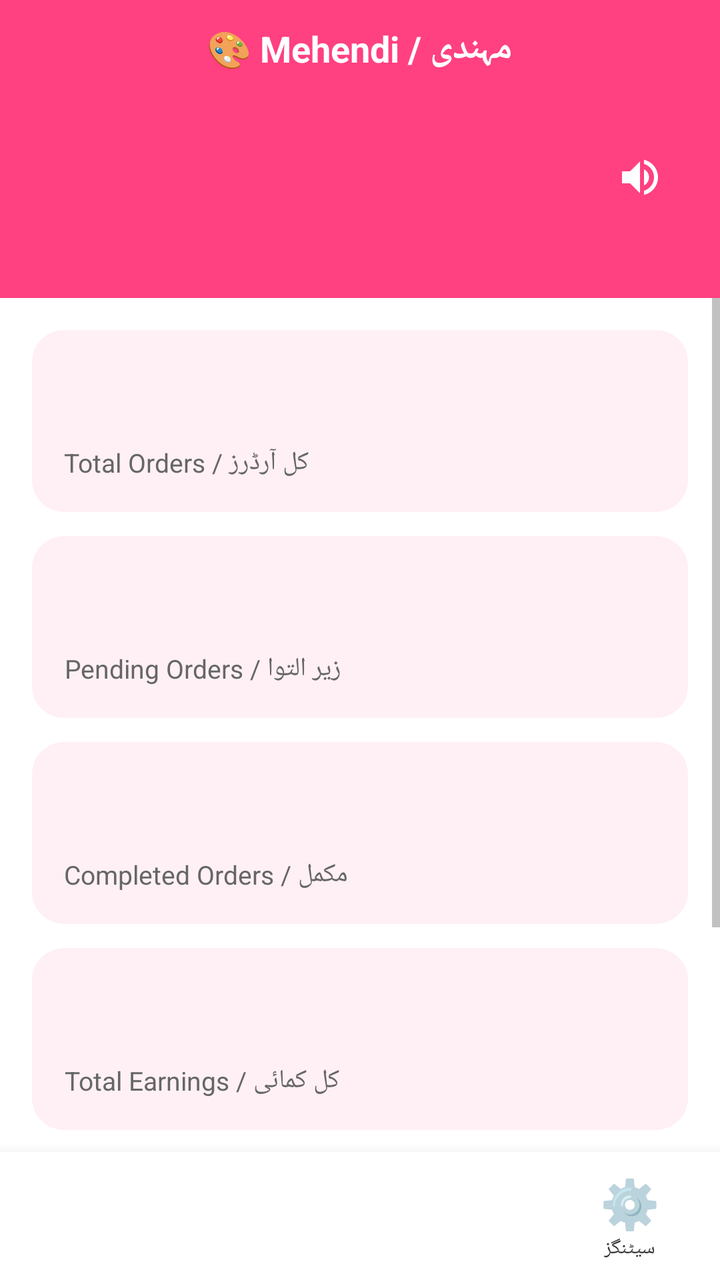
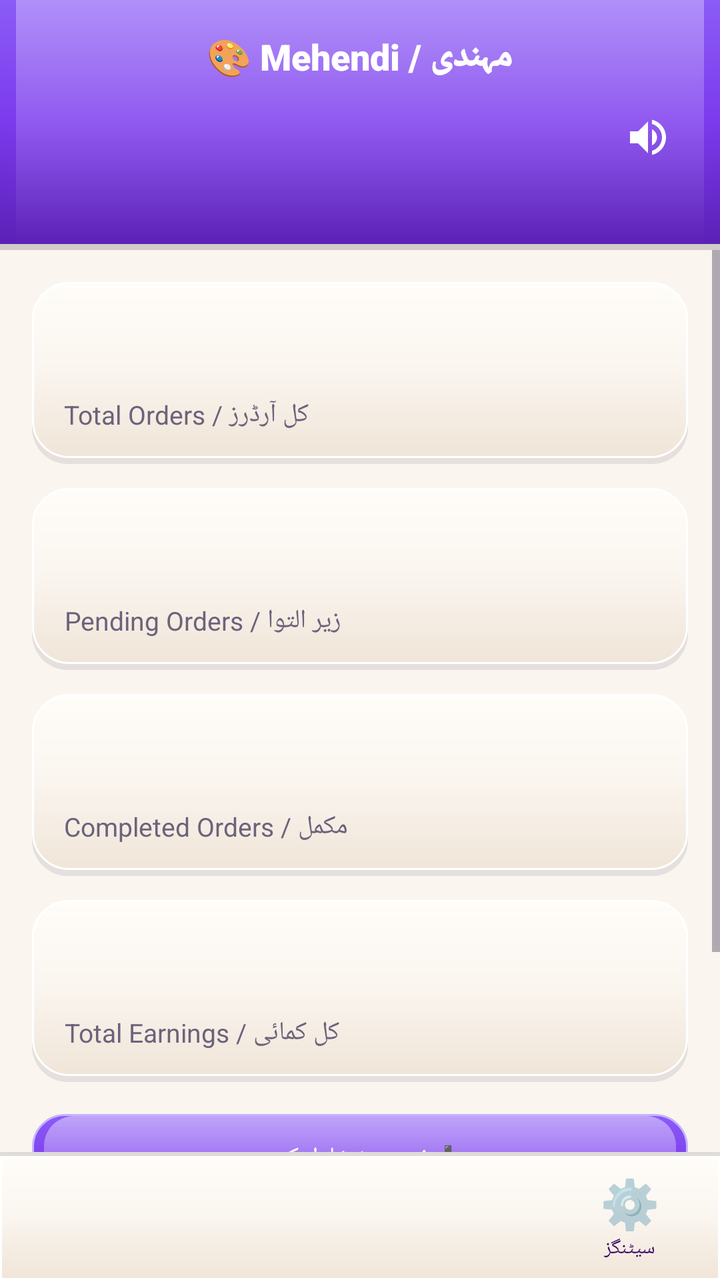

The first picture is an Android layout as it rendered before a commit; the second is the same layout after the commit. The layout source and the unified diff follow.
<!-- AndroidManifest.xml: application theme Theme.SheEmpower -->
<!-- res/layout/activity_seller_dashboard.xml -->
<?xml version="1.0" encoding="utf-8"?>
<LinearLayout xmlns:android="http://schemas.android.com/apk/res/android"
    android:layout_width="match_parent" android:layout_height="match_parent"
    android:background="?android:attr/windowBackground"
    android:orientation="vertical">

    <LinearLayout
        android:layout_width="match_parent" android:layout_height="0dp" android:layout_weight="1"
        android:orientation="vertical">

        
        <LinearLayout
            android:layout_width="match_parent" android:layout_height="wrap_content"
            android:background="#FF4081" android:padding="12dp" android:orientation="vertical"
            android:gravity="center">
            <TextView android:id="@+id/tvCategory"
                android:layout_width="wrap_content" android:layout_height="wrap_content"
                android:textColor="#FFFFFF" android:textSize="18sp" android:textStyle="bold"
                android:text="🎨 Mehendi / مہندی" />
        </LinearLayout>

        
        <LinearLayout
            android:layout_width="match_parent" android:layout_height="wrap_content"
            android:background="#FF4081" android:padding="20dp" android:orientation="vertical">
            <RelativeLayout
                android:layout_width="match_parent"
                android:layout_height="wrap_content">
                <TextView android:id="@+id/tvWelcome"
                    android:layout_width="wrap_content" android:layout_height="wrap_content"
                    android:textColor="#FFFFFF" android:textSize="18sp" android:textStyle="bold" />
                <ImageButton
                    android:id="@+id/btnSpeaker"
                    android:layout_width="40dp"
                    android:layout_height="40dp"
                    android:layout_alignParentEnd="true"
                    android:layout_centerVertical="true"
                    android:background="?attr/selectableItemBackgroundBorderless"
                    android:src="@drawable/ic_speaker"
                    android:contentDescription="Speaker" />
            </RelativeLayout>
            <TextView android:id="@+id/tvStatus"
                android:layout_width="wrap_content" android:layout_height="wrap_content"
                android:textColor="#FFE0EC" android:textSize="12sp" android:layout_marginTop="4dp" />
        </LinearLayout>

        
        <ScrollView
            android:layout_width="match_parent"
            android:layout_height="0dp"
            android:layout_weight="1">

            <LinearLayout
                android:layout_width="match_parent"
                android:layout_height="wrap_content"
                android:orientation="vertical"
                android:padding="16dp">

                
                <LinearLayout
                    android:layout_width="match_parent"
                    android:layout_height="wrap_content"
                    android:orientation="vertical"
                    android:background="@drawable/bg_rounded_pink_light"
                    android:padding="16dp"
                    android:layout_marginBottom="12dp">
                    <TextView android:id="@+id/tvTotalOrders"
                        android:layout_width="wrap_content" android:layout_height="wrap_content"
                        android:textSize="28sp" android:textStyle="bold" android:textColor="#FF4081" />
                    <TextView android:layout_width="wrap_content" android:layout_height="wrap_content"
                        android:text="کل آرڈرز / Total Orders" android:textSize="13sp" android:textColor="#666666" android:layout_marginTop="4dp" />
                </LinearLayout>

                <LinearLayout
                    android:layout_width="match_parent" android:layout_height="wrap_content"
                    android:orientation="vertical" android:background="@drawable/bg_rounded_pink_light"
                    android:padding="16dp" android:layout_marginBottom="12dp">
                    <TextView android:id="@+id/tvPendingOrders"
                        android:layout_width="wrap_content" android:layout_height="wrap_content"
                        android:textSize="28sp" android:textStyle="bold" android:textColor="#FFA000" />
                    <TextView android:layout_width="wrap_content" android:layout_height="wrap_content"
                        android:text="زیر التوا / Pending Orders" android:textSize="13sp" android:textColor="#666666" android:layout_marginTop="4dp" />
                </LinearLayout>

                <LinearLayout
                    android:layout_width="match_parent" android:layout_height="wrap_content"
                    android:orientation="vertical" android:background="@drawable/bg_rounded_pink_light"
                    android:padding="16dp" android:layout_marginBottom="12dp">
                    <TextView android:id="@+id/tvCompletedOrders"
                        android:layout_width="wrap_content" android:layout_height="wrap_content"
                        android:textSize="28sp" android:textStyle="bold" android:textColor="#4CAF50" />
                    <TextView android:layout_width="wrap_content" android:layout_height="wrap_content"
                        android:text="مکمل / Completed Orders" android:textSize="13sp" android:textColor="#666666" android:layout_marginTop="4dp" />
                </LinearLayout>

                <LinearLayout
                    android:layout_width="match_parent" android:layout_height="wrap_content"
                    android:orientation="vertical" android:background="@drawable/bg_rounded_pink_light"
                    android:padding="16dp" android:layout_marginBottom="16dp">
                    <TextView android:id="@+id/tvEarnings"
                        android:layout_width="wrap_content" android:layout_height="wrap_content"
                        android:textSize="28sp" android:textStyle="bold" android:textColor="#8B2942" />
                    <TextView android:layout_width="wrap_content" android:layout_height="wrap_content"
                        android:text="کل کمائی / Total Earnings" android:textSize="13sp" android:textColor="#666666" android:layout_marginTop="4dp" />
                </LinearLayout>

                
                <Button
                    android:id="@+id/btnAddProduct"
                    android:layout_width="match_parent"
                    android:layout_height="58dp"
                    android:layout_marginBottom="20dp"
                    android:backgroundTint="#FF4081"
                    android:gravity="center"
                    android:lines="2"
                    android:singleLine="false"
                    android:text="➕ نئی چیز شامل کریں\nADD PRODUCT"
                    android:textColor="#FFFFFF"
                    android:textSize="12sp"
                    android:textStyle="bold" />

                
                <TextView
                    android:layout_width="wrap_content" android:layout_height="wrap_content"
                    android:text="🛍️ آپ کی اشیاء / My Products"
                    android:textSize="17sp" android:textStyle="bold" android:textColor="#FF4081"
                    android:layout_marginBottom="10dp" />

                <TextView android:id="@+id/tvNoProducts"
                    android:layout_width="match_parent" android:layout_height="wrap_content"
                    android:text="ابھی تک کوئی چیز شامل نہیں کی / No products added yet"
                    android:gravity="center" android:textColor="#888888" android:padding="20dp"
                    android:visibility="gone" />

                <androidx.recyclerview.widget.RecyclerView android:id="@+id/rvMyProducts"
                    android:layout_width="match_parent" android:layout_height="wrap_content"
                    android:nestedScrollingEnabled="false" android:layout_marginBottom="20dp" />

            </LinearLayout>

        </ScrollView>

    </LinearLayout>

    <include
        layout="@layout/bottom_nav_bar"
        android:id="@+id/bottomNav"
        android:layout_width="match_parent"
        android:layout_height="64dp" />

</LinearLayout>
<!-- res/layout/bottom_nav_bar.xml (included above) -->
<?xml version="1.0" encoding="utf-8"?>
<LinearLayout
    xmlns:android="http://schemas.android.com/apk/res/android"
    android:id="@+id/bottomNav"
    android:layout_width="match_parent"
    android:layout_height="64dp"
    android:orientation="horizontal"
    android:background="?android:attr/windowBackground"
    android:elevation="12dp">

    
    <LinearLayout
        android:id="@+id/navItem1"
        android:layout_width="0dp"
        android:layout_height="match_parent"
        android:layout_weight="1"
        android:orientation="vertical"
        android:gravity="center"
        android:clickable="true"
        android:focusable="true">

        <TextView
            android:id="@+id/navIcon1"
            android:layout_width="wrap_content"
            android:layout_height="wrap_content"
            android:textSize="20sp"/>

        <TextView
            android:id="@+id/navLabel1"
            android:layout_width="wrap_content"
            android:layout_height="wrap_content"
            android:textSize="10sp"
            android:textColor="@color/screen_text"/>

    </LinearLayout>

    
    <LinearLayout
        android:id="@+id/navItem2"
        android:layout_width="0dp"
        android:layout_height="match_parent"
        android:layout_weight="1"
        android:orientation="vertical"
        android:gravity="center"
        android:clickable="true"
        android:focusable="true">

        <TextView
            android:id="@+id/navIcon2"
            android:layout_width="wrap_content"
            android:layout_height="wrap_content"
            android:textSize="20sp"/>

        <TextView
            android:id="@+id/navLabel2"
            android:layout_width="wrap_content"
            android:layout_height="wrap_content"
            android:textSize="10sp"
            android:textColor="@color/screen_text"/>

    </LinearLayout>

    
    <LinearLayout
        android:id="@+id/navItem3"
        android:layout_width="0dp"
        android:layout_height="match_parent"
        android:layout_weight="1"
        android:orientation="vertical"
        android:gravity="center"
        android:clickable="true"
        android:focusable="true">

        <TextView
            android:id="@+id/navIcon3"
            android:layout_width="wrap_content"
            android:layout_height="wrap_content"
            android:textSize="20sp"/>

        <TextView
            android:id="@+id/navLabel3"
            android:layout_width="wrap_content"
            android:layout_height="wrap_content"
            android:textSize="10sp"
            android:textColor="@color/screen_text"/>

    </LinearLayout>

    
    <LinearLayout
        android:id="@+id/navItem4"
        android:layout_width="0dp"
        android:layout_height="match_parent"
        android:layout_weight="1"
        android:orientation="vertical"
        android:gravity="center"
        android:clickable="true"
        android:focusable="true">

        <TextView
            android:id="@+id/navIcon4"
            android:layout_width="wrap_content"
            android:layout_height="wrap_content"
            android:text="⚙️"
            android:textSize="24sp"/>

        <TextView
            android:id="@+id/navLabel4"
            android:layout_width="wrap_content"
            android:layout_height="wrap_content"
            android:text="سیٹنگز"
            android:textSize="10sp"
            android:textColor="@color/screen_text"/>

    </LinearLayout>

</LinearLayout>
<!-- resources referenced by this layout -->
<resources>
  <color name="screen_text">#333333</color>
  <!-- drawable bg_rounded_pink_light (drawable) -->
  <?xml version="1.0" encoding="utf-8"?>
  <shape xmlns:android="http://schemas.android.com/apk/res/android">
      <solid android:color="#FFF0F5" />
      <corners android:radius="16dp" />
  </shape>
  <style name="Theme.SheEmpower" parent="Theme.AppCompat.Light.NoActionBar">
          <item name="colorPrimary">#FF4081</item>
          <item name="colorPrimaryDark">#C2185B</item>
          <item name="colorAccent">#FF4081</item>
          <item name="android:windowBackground">@color/bg_light</item>
          <item name="android:colorBackground">@color/white</item>
          <item name="android:textColorPrimary">@color/text_light</item>
          <item name="android:textColorSecondary">@color/text_gray</item>
      </style>
  <color name="bg_light">#FFFFFF</color>
  <color name="white">#FFFFFF</color>
  <color name="text_light">#333333</color>
  <color name="text_gray">#888888</color>
  <!-- unchanged entries left out for length: 1 -->
</resources>

<!-- the commit's change to res/layout/activity_seller_dashboard.xml (unified diff, before → after) -->
@@ -1,34 +1,47 @@
 <?xml version="1.0" encoding="utf-8"?>
 <LinearLayout xmlns:android="http://schemas.android.com/apk/res/android"
-    android:layout_width="match_parent" android:layout_height="match_parent"
-    android:background="?android:attr/windowBackground"
+    android:layout_width="match_parent"
+    android:layout_height="match_parent"
+    android:background="@color/bg_cream"
     android:orientation="vertical">
 
     <LinearLayout
-        android:layout_width="match_parent" android:layout_height="0dp" android:layout_weight="1"
+        android:layout_width="match_parent"
+        android:layout_height="0dp"
+        android:layout_weight="1"
         android:orientation="vertical">
 
         
         <LinearLayout
-            android:layout_width="match_parent" android:layout_height="wrap_content"
-            android:background="#FF4081" android:padding="12dp" android:orientation="vertical"
-            android:gravity="center">
-            <TextView android:id="@+id/tvCategory"
-                android:layout_width="wrap_content" android:layout_height="wrap_content"
-                android:textColor="#FFFFFF" android:textSize="18sp" android:textStyle="bold"
+            android:layout_width="match_parent"
+            android:layout_height="wrap_content"
+            android:background="@drawable/bg_skeu_header"
+            android:padding="16dp"
+            android:orientation="vertical">
+
+            <TextView
+                android:id="@+id/tvCategory"
+                android:layout_width="wrap_content"
+                android:layout_height="wrap_content"
+                android:layout_gravity="center"
+                android:textColor="#FFFFFF"
+                android:textSize="18sp"
+                android:fontFamily="sans-serif-black"
                 android:text="🎨 Mehendi / مہندی" />
-        </LinearLayout>
-
-        
-        <LinearLayout
-            android:layout_width="match_parent" android:layout_height="wrap_content"
-            android:background="#FF4081" android:padding="20dp" android:orientation="vertical">
+
             <RelativeLayout
                 android:layout_width="match_parent"
-                android:layout_height="wrap_content">
-                <TextView android:id="@+id/tvWelcome"
-                    android:layout_width="wrap_content" android:layout_height="wrap_content"
-                    android:textColor="#FFFFFF" android:textSize="18sp" android:textStyle="bold" />
+                android:layout_height="wrap_content"
+                android:layout_marginTop="8dp">
+
+                <TextView
+                    android:id="@+id/tvWelcome"
+                    android:layout_width="wrap_content"
+                    android:layout_height="wrap_content"
+                    android:textColor="#FFFFFF"
+                    android:textSize="18sp"
+                    android:fontFamily="sans-serif-bold" />
+
                 <ImageButton
                     android:id="@+id/btnSpeaker"
                     android:layout_width="40dp"
@@ -39,9 +52,15 @@
                     android:src="@drawable/ic_speaker"
                     android:contentDescription="Speaker" />
             </RelativeLayout>
-            <TextView android:id="@+id/tvStatus"
-                android:layout_width="wrap_content" android:layout_height="wrap_content"
-                android:textColor="#FFE0EC" android:textSize="12sp" android:layout_marginTop="4dp" />
+
+            <TextView
+                android:id="@+id/tvStatus"
+                android:layout_width="wrap_content"
+                android:layout_height="wrap_content"
+                android:textColor="@color/lavender_soft"
+                android:textSize="12sp"
+                android:fontFamily="sans-serif-medium"
+                android:layout_marginTop="4dp" />
         </LinearLayout>
 
         
@@ -61,47 +80,100 @@
                     android:layout_width="match_parent"
                     android:layout_height="wrap_content"
                     android:orientation="vertical"
-                    android:background="@drawable/bg_rounded_pink_light"
+                    android:background="@drawable/bg_skeu_card"
                     android:padding="16dp"
                     android:layout_marginBottom="12dp">
-                    <TextView android:id="@+id/tvTotalOrders"
-                        android:layout_width="wrap_content" android:layout_height="wrap_content"
-                        android:textSize="28sp" android:textStyle="bold" android:textColor="#FF4081" />
-                    <TextView android:layout_width="wrap_content" android:layout_height="wrap_content"
-                        android:text="کل آرڈرز / Total Orders" android:textSize="13sp" android:textColor="#666666" android:layout_marginTop="4dp" />
+
+                    <TextView
+                        android:id="@+id/tvTotalOrders"
+                        android:layout_width="wrap_content"
+                        android:layout_height="wrap_content"
+                        android:textSize="28sp"
+                        android:fontFamily="sans-serif-black"
+                        android:textColor="@color/lavender_primary" />
+
+                    <TextView
+                        android:layout_width="wrap_content"
+                        android:layout_height="wrap_content"
+                        android:text="کل آرڈرز / Total Orders"
+                        android:textSize="13sp"
+                        android:textColor="@color/text_gray"
+                        android:layout_marginTop="4dp" />
                 </LinearLayout>
 
                 <LinearLayout
-                    android:layout_width="match_parent" android:layout_height="wrap_content"
-                    android:orientation="vertical" android:background="@drawable/bg_rounded_pink_light"
-                    android:padding="16dp" android:layout_marginBottom="12dp">
-                    <TextView android:id="@+id/tvPendingOrders"
-                        android:layout_width="wrap_content" android:layout_height="wrap_content"
-                        android:textSize="28sp" android:textStyle="bold" android:textColor="#FFA000" />
-                    <TextView android:layout_width="wrap_content" android:layout_height="wrap_content"
-                        android:text="زیر التوا / Pending Orders" android:textSize="13sp" android:textColor="#666666" android:layout_marginTop="4dp" />
+                    android:layout_width="match_parent"
+                    android:layout_height="wrap_content"
+                    android:orientation="vertical"
+                    android:background="@drawable/bg_skeu_card"
+                    android:padding="16dp"
+                    android:layout_marginBottom="12dp">
+
+                    <TextView
+                        android:id="@+id/tvPendingOrders"
+                        android:layout_width="wrap_content"
+                        android:layout_height="wrap_content"
+                        android:textSize="28sp"
+                        android:fontFamily="sans-serif-black"
+                        android:textColor="@color/warning_amber" />
+
+                    <TextView
+                        android:layout_width="wrap_content"
+                        android:layout_height="wrap_content"
+                        android:text="زیر التوا / Pending Orders"
+                        android:textSize="13sp"
+                        android:textColor="@color/text_gray"
+                        android:layout_marginTop="4dp" />
                 </LinearLayout>
 
                 <LinearLayout
-                    android:layout_width="match_parent" android:layout_height="wrap_content"
-                    android:orientation="vertical" android:background="@drawable/bg_rounded_pink_light"
-                    android:padding="16dp" android:layout_marginBottom="12dp">
-                    <TextView android:id="@+id/tvCompletedOrders"
-                        android:layout_width="wrap_content" android:layout_height="wrap_content"
-                        android:textSize="28sp" android:textStyle="bold" android:textColor="#4CAF50" />
-                    <TextView android:layout_width="wrap_content" android:layout_height="wrap_content"
-                        android:text="مکمل / Completed Orders" android:textSize="13sp" android:textColor="#666666" android:layout_marginTop="4dp" />
+                    android:layout_width="match_parent"
+                    android:layout_height="wrap_content"
+                    android:orientation="vertical"
+                    android:background="@drawable/bg_skeu_card"
+                    android:padding="16dp"
+                    android:layout_marginBottom="12dp">
+
+                    <TextView
+                        android:id="@+id/tvCompletedOrders"
+                        android:layout_width="wrap_content"
+                        android:layout_height="wrap_content"
+                        android:textSize="28sp"
+                        android:fontFamily="sans-serif-black"
+                        android:textColor="@color/success_green" />
+
+                    <TextView
+                        android:layout_width="wrap_content"
+                        android:layout_height="wrap_content"
+                        android:text="مکمل / Completed Orders"
+                        android:textSize="13sp"
+                        android:textColor="@color/text_gray"
+                        android:layout_marginTop="4dp" />
                 </LinearLayout>
 
                 <LinearLayout
-                    android:layout_width="match_parent" android:layout_height="wrap_content"
-                    android:orientation="vertical" android:background="@drawable/bg_rounded_pink_light"
-                    android:padding="16dp" android:layout_marginBottom="16dp">
-                    <TextView android:id="@+id/tvEarnings"
-                        android:layout_width="wrap_content" android:layout_height="wrap_content"
-                        android:textSize="28sp" android:textStyle="bold" android:textColor="#8B2942" />
-                    <TextView android:layout_width="wrap_content" android:layout_height="wrap_content"
-                        android:text="کل کمائی / Total Earnings" android:textSize="13sp" android:textColor="#666666" android:layout_marginTop="4dp" />
+                    android:layout_width="match_parent"
+                    android:layout_height="wrap_content"
+                    android:orientation="vertical"
+                    android:background="@drawable/bg_skeu_card"
+                    android:padding="16dp"
+                    android:layout_marginBottom="16dp">
+
+                    <TextView
+                        android:id="@+id/tvEarnings"
+                        android:layout_width="wrap_content"
+                        android:layout_height="wrap_content"
+                        android:textSize="28sp"
+                        android:fontFamily="sans-serif-black"
+                        android:textColor="@color/lavender_text" />
+
+                    <TextView
+                        android:layout_width="wrap_content"
+                        android:layout_height="wrap_content"
+                        android:text="کل کمائی / Total Earnings"
+                        android:textSize="13sp"
+                        android:textColor="@color/text_gray"
+                        android:layout_marginTop="4dp" />
                 </LinearLayout>
 
                 
@@ -110,31 +182,41 @@
                     android:layout_width="match_parent"
                     android:layout_height="58dp"
                     android:layout_marginBottom="20dp"
-                    android:backgroundTint="#FF4081"
+                    android:background="@drawable/bg_skeu_button_primary"
                     android:gravity="center"
                     android:lines="2"
                     android:singleLine="false"
                     android:text="➕ نئی چیز شامل کریں\nADD PRODUCT"
                     android:textColor="#FFFFFF"
                     android:textSize="12sp"
-                    android:textStyle="bold" />
+                    android:fontFamily="sans-serif-bold" />
 
                 
                 <TextView
-                    android:layout_width="wrap_content" android:layout_height="wrap_content"
+                    android:layout_width="wrap_content"
+                    android:layout_height="wrap_content"
                     android:text="🛍️ آپ کی اشیاء / My Products"
-                    android:textSize="17sp" android:textStyle="bold" android:textColor="#FF4081"
+                    android:textSize="17sp"
+                    android:fontFamily="sans-serif-black"
+                    android:textColor="@color/lavender_text"
                     android:layout_marginBottom="10dp" />
 
-                <TextView android:id="@+id/tvNoProducts"
-                    android:layout_width="match_parent" android:layout_height="wrap_content"
+                <TextView
+                    android:id="@+id/tvNoProducts"
+                    android:layout_width="match_parent"
+                    android:layout_height="wrap_content"
                     android:text="ابھی تک کوئی چیز شامل نہیں کی / No products added yet"
-                    android:gravity="center" android:textColor="#888888" android:padding="20dp"
+                    android:gravity="center"
+                    android:textColor="@color/text_gray"
+                    android:padding="20dp"
                     android:visibility="gone" />
 
-                <androidx.recyclerview.widget.RecyclerView android:id="@+id/rvMyProducts"
-                    android:layout_width="match_parent" android:layout_height="wrap_content"
-                    android:nestedScrollingEnabled="false" android:layout_marginBottom="20dp" />
+                <androidx.recyclerview.widget.RecyclerView
+                    android:id="@+id/rvMyProducts"
+                    android:layout_width="match_parent"
+                    android:layout_height="wrap_content"
+                    android:nestedScrollingEnabled="false"
+                    android:layout_marginBottom="20dp" />
 
             </LinearLayout>
 
@@ -157,7 +239,7 @@
     android:layout_width="match_parent"
     android:layout_height="64dp"
     android:orientation="horizontal"
-    android:background="?android:attr/windowBackground"
+    android:background="@drawable/bg_skeu_nav"
     android:elevation="12dp">
 
     
@@ -182,7 +264,7 @@
             android:layout_width="wrap_content"
             android:layout_height="wrap_content"
             android:textSize="10sp"
-            android:textColor="@color/screen_text"/>
+            android:textColor="@color/lavender_text"/>
 
     </LinearLayout>
 
@@ -208,7 +290,7 @@
             android:layout_width="wrap_content"
             android:layout_height="wrap_content"
             android:textSize="10sp"
-            android:textColor="@color/screen_text"/>
+            android:textColor="@color/lavender_text"/>
 
     </LinearLayout>
 
@@ -234,7 +316,7 @@
             android:layout_width="wrap_content"
             android:layout_height="wrap_content"
             android:textSize="10sp"
-            android:textColor="@color/screen_text"/>
+            android:textColor="@color/lavender_text"/>
 
     </LinearLayout>
 
@@ -262,7 +344,7 @@
             android:layout_height="wrap_content"
             android:text="سیٹنگز"
             android:textSize="10sp"
-            android:textColor="@color/screen_text"/>
+            android:textColor="@color/lavender_text"/>
 
     </LinearLayout>
 
<!-- resource entries referenced after the edit -->
@@ -1,25 +1,132 @@
 <!-- resources referenced by this layout -->
 <resources>
-  <color name="screen_text">#333333</color>
-  <!-- drawable bg_rounded_pink_light (drawable) -->
-  <?xml version="1.0" encoding="utf-8"?>
-  <shape xmlns:android="http://schemas.android.com/apk/res/android">
-      <solid android:color="#FFF0F5" />
-      <corners android:radius="16dp" />
-  </shape>
+  <color name="bg_cream">#FAF5EF</color>
+  <color name="lavender_primary">#7C3AED</color>
+  <color name="lavender_soft">#EDE9FE</color>
+  <color name="lavender_text">#3B0764</color>
+  <color name="success_green">#10B981</color>
   <style name="Theme.SheEmpower" parent="Theme.AppCompat.Light.NoActionBar">
-          <item name="colorPrimary">#FF4081</item>
-          <item name="colorPrimaryDark">#C2185B</item>
-          <item name="colorAccent">#FF4081</item>
-          <item name="android:windowBackground">@color/bg_light</item>
-          <item name="android:colorBackground">@color/white</item>
-          <item name="android:textColorPrimary">@color/text_light</item>
+          <item name="colorPrimary">@color/lavender_primary</item>
+          <item name="colorPrimaryDark">@color/lavender_dark</item>
+          <item name="colorAccent">@color/lavender_primary</item>
+          <item name="android:windowBackground">@color/bg_cream</item>
+          <item name="android:colorBackground">@color/bg_cream</item>
+          <item name="android:textColorPrimary">@color/text_dark</item>
           <item name="android:textColorSecondary">@color/text_gray</item>
       </style>
-  <color name="bg_light">#FFFFFF</color>
-  <color name="white">#FFFFFF</color>
-  <color name="text_light">#333333</color>
-  <color name="text_gray">#888888</color>
+  <color name="lavender_dark">#5B21B6</color>
+  <color name="text_dark">#2D253B</color>
+  <color name="text_gray">#6B637B</color>
+  <color name="warning_amber">#F59E0B</color>
+  <!-- drawable bg_skeu_button_primary (drawable) -->
+  <?xml version="1.0" encoding="utf-8"?>
+  <layer-list xmlns:android="http://schemas.android.com/apk/res/android">
+      
+      <item android:top="3dp">
+          <shape android:shape="rectangle">
+              <solid android:color="#403B0764" />
+              <corners android:radius="16dp" />
+          </shape>
+      </item>
+      
+      <item android:bottom="3dp">
+          <shape android:shape="rectangle">
+              <gradient
+                  android:startColor="#8B5CF6"
+                  android:centerColor="@color/lavender_primary"
+                  android:endColor="@color/lavender_dark"
+                  android:angle="270" />
+              <stroke android:width="1dp" android:color="#C4B5FD" />
+              <corners android:radius="16dp" />
+          </shape>
+      </item>
+      
+      <item android:bottom="3dp" android:top="1dp" android:left="6dp" android:right="6dp">
+          <shape android:shape="rectangle">
+              <gradient
+                  android:startColor="#70FFFFFF"
+                  android:endColor="#00FFFFFF"
+                  android:angle="270" />
+              <corners android:topLeftRadius="15dp" android:topRightRadius="15dp" />
+          </shape>
+      </item>
+  </layer-list>
+  <!-- drawable bg_skeu_card (drawable) -->
+  <?xml version="1.0" encoding="utf-8"?>
+  <layer-list xmlns:android="http://schemas.android.com/apk/res/android">
+      
+      <item android:top="3dp">
+          <shape android:shape="rectangle">
+              <solid android:color="#1A2D253B" />
+              <corners android:radius="18dp" />
+          </shape>
+      </item>
+      
+      <item android:bottom="3dp">
+          <shape android:shape="rectangle">
+              <gradient
+                  android:startColor="#FFFDF9"
+                  android:centerColor="#FAF5EF"
+                  android:endColor="#F0E5D8"
+                  android:angle="270" />
+              <stroke android:width="1dp" android:color="#FFFFFF" />
+              <corners android:radius="18dp" />
+          </shape>
+      </item>
+  </layer-list>
+  <!-- drawable bg_skeu_header (drawable) -->
+  <?xml version="1.0" encoding="utf-8"?>
+  <layer-list xmlns:android="http://schemas.android.com/apk/res/android">
+      
+      <item android:top="3dp">
+          <shape android:shape="rectangle">
+              <solid android:color="#332D253B" />
+          </shape>
+      </item>
+      
+      <item android:bottom="3dp">
+          <shape android:shape="rectangle">
+              <gradient
+                  android:startColor="#8B5CF6"
+                  android:centerColor="@color/lavender_primary"
+                  android:endColor="@color/lavender_dark"
+                  android:angle="270" />
+          </shape>
+      </item>
+      
+      <item android:bottom="3dp" android:top="0dp" android:left="8dp" android:right="8dp">
+          <shape android:shape="rectangle">
+              <gradient
+                  android:startColor="#50FFFFFF"
+                  android:endColor="#00FFFFFF"
+                  android:angle="270" />
+          </shape>
+      </item>
+  </layer-list>
+  <!-- drawable bg_skeu_nav (drawable) -->
+  <?xml version="1.0" encoding="utf-8"?>
+  <layer-list xmlns:android="http://schemas.android.com/apk/res/android">
+      
+      <item>
+          <shape android:shape="rectangle">
+              <gradient
+                  android:startColor="#202D253B"
+                  android:endColor="#00000000"
+                  android:angle="270" />
+          </shape>
+      </item>
+      
+      <item android:top="2dp">
+          <shape android:shape="rectangle">
+              <gradient
+                  android:startColor="#FFFDF9"
+                  android:centerColor="#FAF5EF"
+                  android:endColor="#F0E5D8"
+                  android:angle="270" />
+              <stroke android:width="1dp" android:color="#FFFFFF" />
+          </shape>
+      </item>
+  </layer-list>
   <!-- unchanged entries left out for length: 1 -->
 </resources>
 
